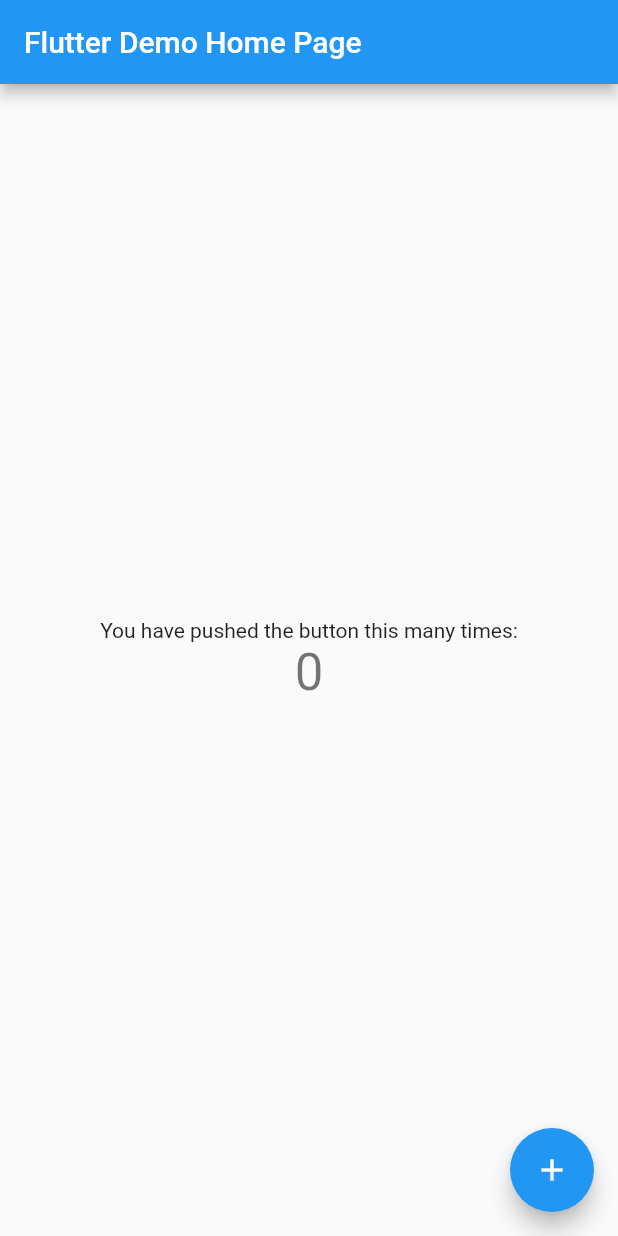
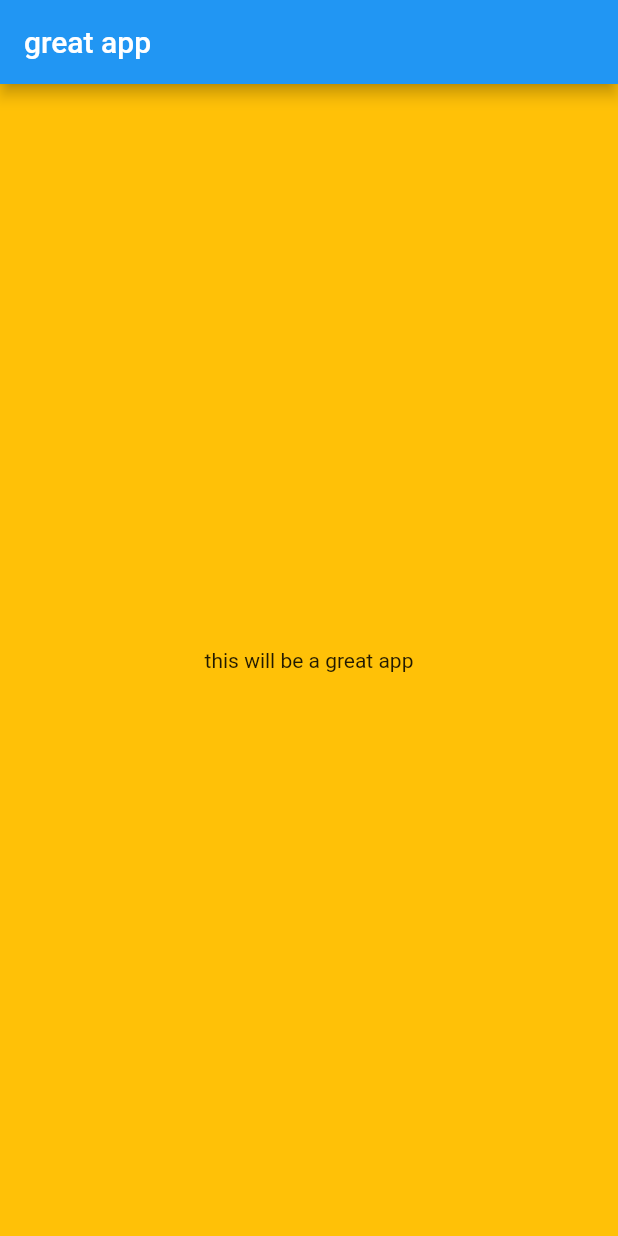
Before and after one commit to Toqeerkhan-svg/heyagainfluter, a Flutter app: the screen it shows after launch, on a phone screen of 412 x 824 dp. Run offline on Flutter 3.47's test engine with Material 2 defaults, Android fonts, the light colour scheme and no system bars.

Commit message:
ch1#finished

```diff
--- a/lib/main.dart
+++ b/lib/main.dart
@@ -1,113 +1,23 @@
 import 'package:flutter/material.dart';
 
 void main() {
-  runApp(MyApp());
+  runApp(MaterialApp(
+    title: "My flutter App",
+    home: HomePage(),
+  ));
 }
 
-class MyApp extends StatelessWidget {
-  // This widget is the root of your application.
+class HomePage extends StatelessWidget {
   @override
   Widget build(BuildContext context) {
-    return MaterialApp(
-      title: 'Flutter Demo',
-      theme: ThemeData(
-        // This is the theme of your application.
-        //
-        // Try running your application with "flutter run". You'll see the
-        // application has a blue toolbar. Then, without quitting the app, try
-        // changing the primarySwatch below to Colors.green and then invoke
-        // "hot reload" (press "r" in the console where you ran "flutter run",
-        // or simply save your changes to "hot reload" in a Flutter IDE).
-        // Notice that the counter didn't reset back to zero; the application
-        // is not restarted.
-        primarySwatch: Colors.blue,
+    return Scaffold(
+      appBar: AppBar(
+        title: Text('great app'),
       ),
-      home: MyHomePage(title: 'Flutter Demo Home Page'),
+      body: Container(
+        color: Colors.amber,
+        child: Center(child: Text('this will be a great app')),
+      ),
     );
   }
 }
-
-class MyHomePage extends StatefulWidget {
-  MyHomePage({Key? key, required this.title}) : super(key: key);
-
-  // This widget is the home page of your application. It is stateful, meaning
-  // that it has a State object (defined below) that contains fields that affect
-  // how it looks.
-
-  // This class is the configuration for the state. It holds the values (in this
-  // case the title) provided by the parent (in this case the App widget) and
-  // used by the build method of the State. Fields in a Widget subclass are
-  // always marked "final".
-
-  final String title;
-
-  @override
-  _MyHomePageState createState() => _MyHomePageState();
-}
-
-class _MyHomePageState extends State<MyHomePage> {
-  int _counter = 0;
-
-  void _incrementCounter() {
-    setState(() {
-      // This call to setState tells the Flutter framework that something has
-      // changed in this State, which causes it to rerun the build method below
-      // so that the display can reflect the updated values. If we changed
-      // _counter without calling setState(), then the build method would not be
-      // called again, and so nothing would appear to happen.
-      _counter++;
-    });
-  }
-
-  @override
-  Widget build(BuildContext context) {
-    // This method is rerun every time setState is called, for instance as done
-    // by the _incrementCounter method above.
-    //
-    // The Flutter framework has been optimized to make rerunning build methods
-    // fast, so that you can just rebuild anything that needs updating rather
-    // than having to individually change instances of widgets.
-    return Scaffold(
-      appBar: AppBar(
-        // Here we take the value from the MyHomePage object that was created by
-        // the App.build method, and use it to set our appbar title.
-        title: Text(widget.title),
-      ),
-      body: Center(
-        // Center is a layout widget. It takes a single child and positions it
-        // in the middle of the parent.
-        child: Column(
-          // Column is also a layout widget. It takes a list of children and
-          // arranges them vertically. By default, it sizes itself to fit its
-          // children horizontally, and tries to be as tall as its parent.
-          //
-          // Invoke "debug painting" (press "p" in the console, choose the
-          // "Toggle Debug Paint" action from the Flutter Inspector in Android
-          // Studio, or the "Toggle Debug Paint" command in Visual Studio Code)
-          // to see the wireframe for each widget.
-          //
-          // Column has various properties to control how it sizes itself and
-          // how it positions its children. Here we use mainAxisAlignment to
-          // center the children vertically; the main axis here is the vertical
-          // axis because Columns are vertical (the cross axis would be
-          // horizontal).
-          mainAxisAlignment: MainAxisAlignment.center,
-          children: <Widget>[
-            Text(
-              'You have pushed the button this many times:',
-            ),
-            Text(
-              '$_counter',
-              style: Theme.of(context).textTheme.headline4,
-            ),
-          ],
-        ),
-      ),
-      floatingActionButton: FloatingActionButton(
-        onPressed: _incrementCounter,
-        tooltip: 'Increment',
-        child: Icon(Icons.add),
-      ), // This trailing comma makes auto-formatting nicer for build methods.
-    );
-  }
-}
```
